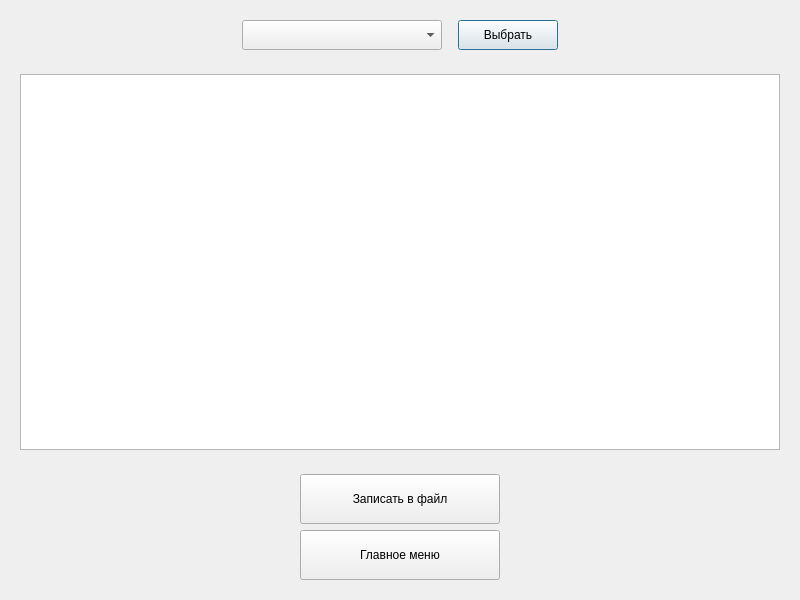
This is user_rolewindow.ui in icspero/3-semester-CourseWork_Client as Qt 5 draws it before an edit. The edited form follows.
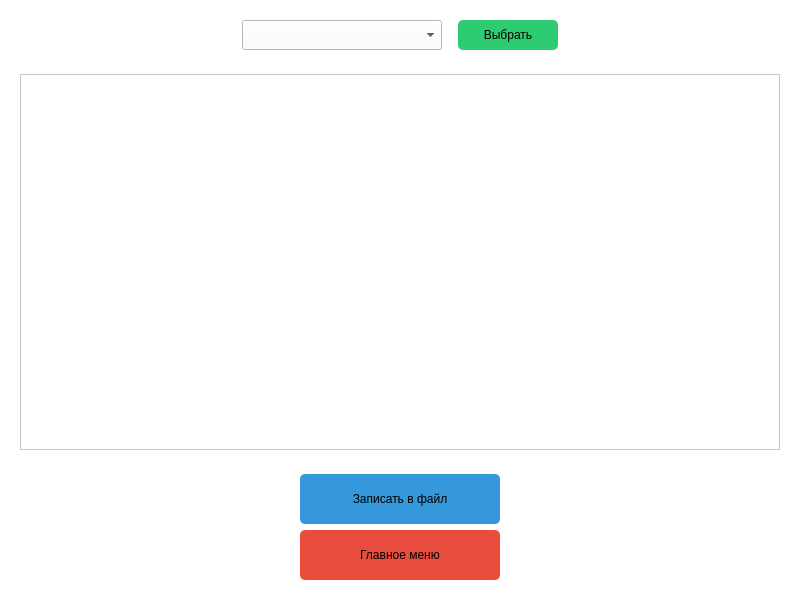
This is the edited form.

```diff
--- a/user_rolewindow.ui
+++ b/user_rolewindow.ui
@@ -13,6 +13,9 @@
   <property name="windowTitle">
    <string>Роли пользователей</string>
   </property>
+  <property name="styleSheet">
+   <string notr="true">background-color: #ffffff;</string>
+  </property>
   <layout class="QVBoxLayout" name="verticalLayout">
    <item>
     <widget class="QWidget" name="widget_2" native="true">
@@ -76,6 +79,17 @@
           <height>30</height>
          </size>
         </property>
+        <property name="styleSheet">
+         <string notr="true">QPushButton {
+    background-color: #2ecc71;
+    color: black;              
+    border-radius: 5px;
+}
+QPushButton:hover {
+    background-color: #27ae60;
+}
+</string>
+        </property>
         <property name="text">
          <string>Выбрать</string>
         </property>
@@ -123,6 +137,16 @@
           <height>50</height>
          </size>
         </property>
+        <property name="styleSheet">
+         <string notr="true">QPushButton {
+    background-color: #3498db; 
+    color: black;           
+    border-radius: 5px;
+}
+QPushButton:hover {
+    background-color: #2980b9;
+}</string>
+        </property>
         <property name="text">
          <string>Записать в файл</string>
         </property>
@@ -142,6 +166,16 @@
           <height>50</height>
          </size>
         </property>
+        <property name="styleSheet">
+         <string notr="true">QPushButton {
+    background-color: #e74c3c; 
+    color: black;               
+    border-radius: 5px;      
+}
+QPushButton:hover {
+    background-color: #c0392b; 
+}</string>
+        </property>
         <property name="text">
          <string>Главное меню</string>
         </property>
```
Left out of the diff: 18 changed lines with no effect on the pictures.
